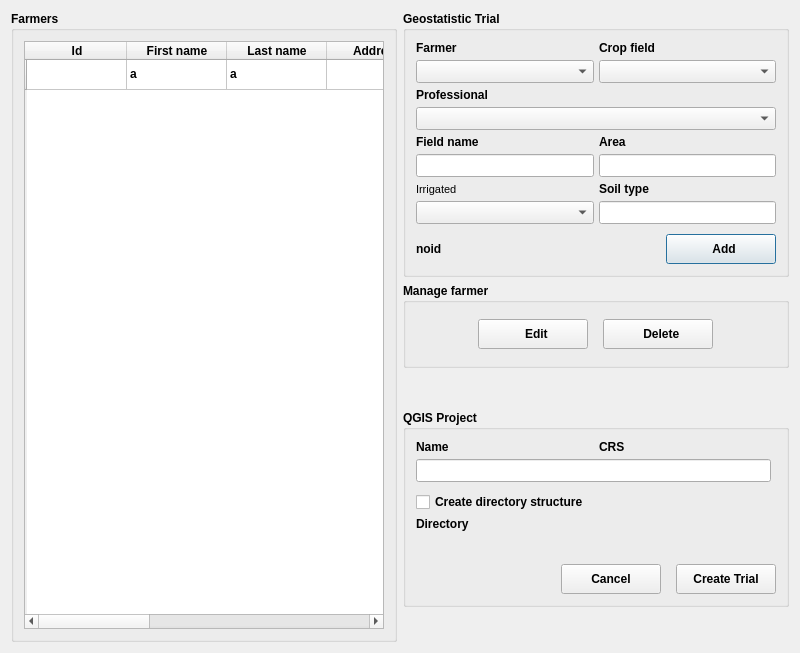
Before: the Qt Designer form gui/geostatistics_trial/geostatistics_trial_new.ui in franciscocamellon/lallemand_plant_care, drawn with Qt 5.
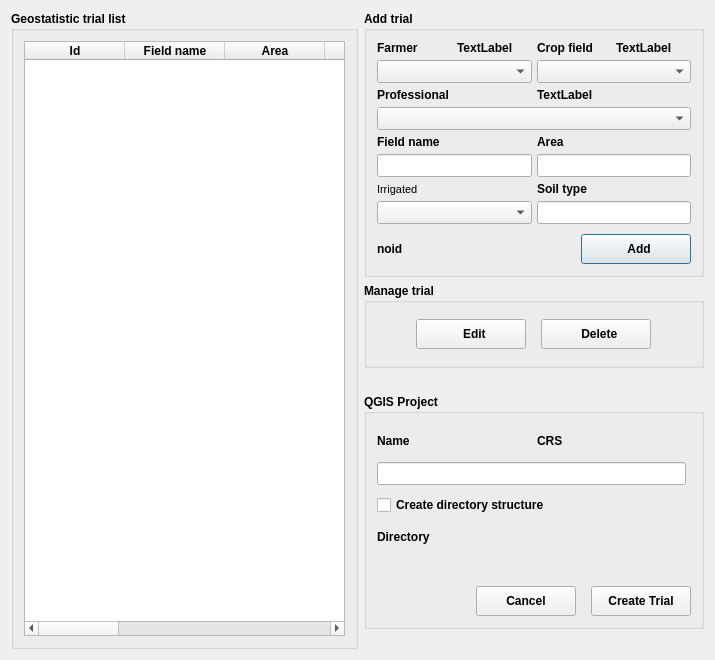
After: the same form once the commit is applied. Icons and pictures are not drawn. Custom widgets are drawn as their Qt base class.

What changed in the file:
```diff
--- a/gui/geostatistics_trial/geostatistics_trial_new.ui
+++ b/gui/geostatistics_trial/geostatistics_trial_new.ui
@@ -6,10 +6,16 @@
    <rect>
     <x>0</x>
     <y>0</y>
-    <width>800</width>
-    <height>653</height>
+    <width>715</width>
+    <height>660</height>
    </rect>
   </property>
+  <property name="minimumSize">
+   <size>
+    <width>715</width>
+    <height>660</height>
+   </size>
+  </property>
   <property name="windowTitle">
    <string>Dialog</string>
   </property>
@@ -41,7 +47,7 @@
       </font>
      </property>
      <property name="title">
-      <string>Farmers</string>
+      <string>Geostatistic trial list</string>
      </property>
      <layout class="QGridLayout" name="gridLayout_5">
       <property name="leftMargin">
@@ -60,12 +66,12 @@
        <number>5</number>
       </property>
       <item row="0" column="0">
-       <layout class="QHBoxLayout" name="horizontalLayout_3">
+       <layout class="QHBoxLayout" name="horizontalLayout_1">
         <property name="spacing">
          <number>5</number>
         </property>
         <item>
-         <widget class="QTableWidget" name="farmerTableWidget">
+         <widget class="QTableWidget" name="trialTableWidget">
           <property name="styleSheet">
            <string notr="true">font: 8pt &quot;MS Shell Dlg 2&quot;;</string>
           </property>
@@ -75,14 +81,15 @@
           <property name="alternatingRowColors">
            <bool>true</bool>
           </property>
+          <property name="showGrid">
+           <bool>true</bool>
+          </property>
           <property name="sortingEnabled">
            <bool>true</bool>
           </property>
-          <row>
-           <property name="text">
-            <string/>
-           </property>
-          </row>
+          <attribute name="verticalHeaderVisible">
+           <bool>true</bool>
+          </attribute>
           <column>
            <property name="text">
             <string>Id</string>
@@ -90,32 +97,42 @@
           </column>
           <column>
            <property name="text">
-            <string>First name</string>
+            <string>Field name</string>
            </property>
           </column>
           <column>
            <property name="text">
-            <string>Last name</string>
+            <string>Area</string>
            </property>
           </column>
           <column>
            <property name="text">
-            <string>Address</string>
+            <string>Irrigated</string>
            </property>
           </column>
           <column>
            <property name="text">
-            <string>Zipcode</string>
+            <string>Soil type</string>
            </property>
           </column>
           <column>
            <property name="text">
-            <string>Town</string>
+            <string>LPC Team</string>
            </property>
           </column>
           <column>
            <property name="text">
-            <string>Country</string>
+            <string>Farmer</string>
+           </property>
+          </column>
+          <column>
+           <property name="text">
+            <string>Crop field</string>
+           </property>
+          </column>
+          <column>
+           <property name="text">
+            <string>Contour</string>
            </property>
           </column>
           <column>
@@ -128,16 +145,6 @@
             <string>Update date</string>
            </property>
           </column>
-          <item row="0" column="1">
-           <property name="text">
-            <string>a</string>
-           </property>
-          </item>
-          <item row="0" column="2">
-           <property name="text">
-            <string>a</string>
-           </property>
-          </item>
          </widget>
         </item>
        </layout>
@@ -161,6 +168,12 @@
          <height>150</height>
         </size>
        </property>
+       <property name="maximumSize">
+        <size>
+         <width>340</width>
+         <height>16777215</height>
+        </size>
+       </property>
        <property name="font">
         <font>
          <weight>75</weight>
@@ -168,7 +181,7 @@
         </font>
        </property>
        <property name="title">
-        <string>Geostatistic Trial</string>
+        <string>Add trial</string>
        </property>
        <layout class="QGridLayout" name="gridLayout_6">
         <property name="leftMargin">
@@ -192,9 +205,9 @@
            <number>5</number>
           </property>
           <item>
-           <layout class="QHBoxLayout" name="horizontalLayout_19">
+           <layout class="QHBoxLayout" name="horizontalLayout_3">
             <item>
-             <widget class="QLabel" name="trialFieldNameLabel_3">
+             <widget class="QLabel" name="farmerNameLabel">
               <property name="styleSheet">
                <string notr="true">font: 8pt &quot;MS Shell Dlg 2&quot;;</string>
               </property>
@@ -204,7 +217,14 @@
              </widget>
             </item>
             <item>
-             <widget class="QLabel" name="trialAreaLabel_2">
+             <widget class="QLabel" name="label">
+              <property name="text">
+               <string>TextLabel</string>
+              </property>
+             </widget>
+            </item>
+            <item>
+             <widget class="QLabel" name="cropFieldAreaLabel">
               <property name="styleSheet">
                <string notr="true">font: 8pt &quot;MS Shell Dlg 2&quot;;</string>
               </property>
@@ -213,6 +233,13 @@
               </property>
              </widget>
             </item>
+            <item>
+             <widget class="QLabel" name="label_2">
+              <property name="text">
+               <string>TextLabel</string>
+              </property>
+             </widget>
+            </item>
            </layout>
           </item>
           <item>
@@ -225,6 +252,9 @@
                 <height>23</height>
                </size>
               </property>
+              <property name="styleSheet">
+               <string notr="true">font: 8pt &quot;MS Shell Dlg 2&quot;;</string>
+              </property>
              </widget>
             </item>
             <item>
@@ -235,6 +265,9 @@
                 <height>23</height>
                </size>
               </property>
+              <property name="styleSheet">
+               <string notr="true">font: 8pt &quot;MS Shell Dlg 2&quot;;</string>
+              </property>
              </widget>
             </item>
            </layout>
@@ -330,7 +363,7 @@
          </layout>
         </item>
         <item row="4" column="0">
-         <layout class="QHBoxLayout" name="horizontalLayout_10">
+         <layout class="QHBoxLayout" name="horizontalLayout_7">
           <property name="spacing">
            <number>5</number>
           </property>
@@ -338,7 +371,7 @@
            <number>5</number>
           </property>
           <item>
-           <widget class="QLabel" name="farmerIDLabel">
+           <widget class="QLabel" name="trialIDLabel">
             <property name="enabled">
              <bool>true</bool>
             </property>
@@ -364,7 +397,7 @@
            </spacer>
           </item>
           <item>
-           <widget class="QPushButton" name="farmerAddPushButton">
+           <widget class="QPushButton" name="trialAddPushButton">
             <property name="minimumSize">
              <size>
               <width>110</width>
@@ -397,7 +430,7 @@
            <number>5</number>
           </property>
           <item>
-           <layout class="QHBoxLayout" name="horizontalLayout_14">
+           <layout class="QHBoxLayout" name="horizontalLayout_8">
             <item>
              <widget class="QLabel" name="trialFieldNameLabel">
               <property name="styleSheet">
@@ -421,7 +454,7 @@
            </layout>
           </item>
           <item>
-           <layout class="QHBoxLayout" name="horizontalLayout_15">
+           <layout class="QHBoxLayout" name="horizontalLayout_9">
             <item>
              <widget class="QLineEdit" name="trialFieldNameLineEdit">
               <property name="minimumSize">
@@ -464,9 +497,9 @@
            <number>5</number>
           </property>
           <item>
-           <layout class="QHBoxLayout" name="horizontalLayout_16">
+           <layout class="QHBoxLayout" name="horizontalLayout_10">
             <item>
-             <widget class="QLabel" name="trialFieldNameLabel_2">
+             <widget class="QLabel" name="lpcTeamNameLabel">
               <property name="styleSheet">
                <string notr="true">font: 8pt &quot;MS Shell Dlg 2&quot;;</string>
               </property>
@@ -475,6 +508,13 @@
               </property>
              </widget>
             </item>
+            <item>
+             <widget class="QLabel" name="label_3">
+              <property name="text">
+               <string>TextLabel</string>
+              </property>
+             </widget>
+            </item>
            </layout>
           </item>
           <item>
@@ -487,6 +527,9 @@
                 <height>23</height>
                </size>
               </property>
+              <property name="styleSheet">
+               <string notr="true">font: 8pt &quot;MS Shell Dlg 2&quot;;</string>
+              </property>
              </widget>
             </item>
            </layout>
@@ -512,8 +555,8 @@
        </property>
        <property name="maximumSize">
         <size>
-         <width>16777215</width>
-         <height>120</height>
+         <width>340</width>
+         <height>16777215</height>
         </size>
        </property>
        <property name="font">
@@ -523,7 +566,7 @@
         </font>
        </property>
        <property name="title">
-        <string>Manage farmer</string>
+        <string>Manage trial</string>
        </property>
        <layout class="QGridLayout" name="gridLayout_8">
         <property name="leftMargin">
@@ -542,7 +585,7 @@
          <number>5</number>
         </property>
         <item row="0" column="0">
-         <layout class="QHBoxLayout" name="horizontalLayout_17">
+         <layout class="QHBoxLayout" name="horizontalLayout_2">
           <property name="spacing">
            <number>15</number>
           </property>
@@ -553,7 +596,7 @@
            <number>15</number>
           </property>
           <item>
-           <widget class="QPushButton" name="farmerEditPushButton">
+           <widget class="QPushButton" name="trialEditPushButton">
             <property name="minimumSize">
              <size>
               <width>100</width>
@@ -585,7 +628,7 @@
            </widget>
           </item>
           <item>
-           <widget class="QPushButton" name="farmerDeletePushButton">
+           <widget class="QPushButton" name="trialDeletePushButton">
             <property name="minimumSize">
              <size>
               <width>100</width>
@@ -626,6 +669,9 @@
        <property name="orientation">
         <enum>Qt::Vertical</enum>
        </property>
+       <property name="sizeType">
+        <enum>QSizePolicy::Fixed</enum>
+       </property>
        <property name="sizeHint" stdset="0">
         <size>
          <width>20</width>
@@ -642,6 +688,12 @@
          <verstretch>0</verstretch>
         </sizepolicy>
        </property>
+       <property name="maximumSize">
+        <size>
+         <width>340</width>
+         <height>16777215</height>
+        </size>
+       </property>
        <property name="font">
         <font>
          <weight>75</weight>
@@ -726,7 +778,7 @@
            <number>5</number>
           </property>
           <item>
-           <layout class="QHBoxLayout" name="horizontalLayout_24">
+           <layout class="QHBoxLayout" name="horizontalLayout_14">
             <item>
              <widget class="QLabel" name="qgisProjectName">
               <property name="styleSheet">
@@ -750,7 +802,7 @@
            </layout>
           </item>
           <item>
-           <layout class="QHBoxLayout" name="horizontalLayout_26">
+           <layout class="QHBoxLayout" name="horizontalLayout_15">
             <item>
              <widget class="QLineEdit" name="qgisProjectLineEdit">
               <property name="sizePolicy">
@@ -800,7 +852,7 @@
          </layout>
         </item>
         <item row="4" column="0">
-         <layout class="QHBoxLayout" name="horizontalLayout_9">
+         <layout class="QHBoxLayout" name="horizontalLayout_16">
           <property name="spacing">
            <number>5</number>
           </property>
@@ -839,12 +891,12 @@
          </spacer>
         </item>
         <item row="6" column="0">
-         <layout class="QHBoxLayout" name="horizontalLayout_23">
+         <layout class="QHBoxLayout" name="horizontalLayout_17">
           <property name="spacing">
            <number>5</number>
           </property>
           <item>
-           <spacer name="horizontalSpacer_4">
+           <spacer name="horizontalSpacer">
             <property name="orientation">
              <enum>Qt::Horizontal</enum>
             </property>
@@ -864,13 +916,16 @@
               <height>30</height>
              </size>
             </property>
+            <property name="styleSheet">
+             <string notr="true">font: 8pt &quot;MS Shell Dlg 2&quot;;</string>
+            </property>
             <property name="text">
              <string>Cancel</string>
             </property>
            </widget>
           </item>
           <item>
-           <spacer name="horizontalSpacer_5">
+           <spacer name="horizontalSpacer_3">
             <property name="orientation">
              <enum>Qt::Horizontal</enum>
             </property>
@@ -893,6 +948,9 @@
               <height>30</height>
              </size>
             </property>
+            <property name="styleSheet">
+             <string notr="true">font: 8pt &quot;MS Shell Dlg 2&quot;;</string>
+            </property>
             <property name="text">
              <string>Create Trial</string>
             </property>
@@ -908,6 +966,9 @@
        <property name="orientation">
         <enum>Qt::Vertical</enum>
        </property>
+       <property name="sizeType">
+        <enum>QSizePolicy::Fixed</enum>
+       </property>
        <property name="sizeHint" stdset="0">
         <size>
          <width>20</width>
```
Left out of the diff: 54 changed lines with no effect on the pictures.
